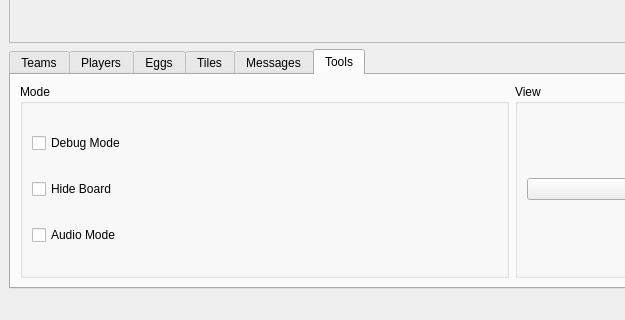
Qt form clientqt/src/UI/MainWindow.ui (Armaldio/zappy) before a commit; both pictures show x 0 to 625 and y 448 to 768 of the 1024 by 768 pixel window.
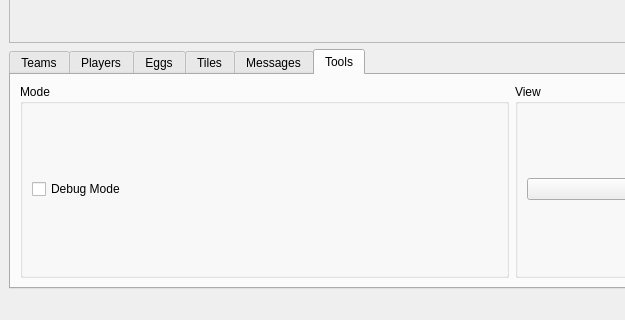
The same form after that commit. The open tabs and pages were chosen to show the change.

```diff
--- a/clientqt/src/UI/MainWindow.ui
+++ b/clientqt/src/UI/MainWindow.ui
@@ -315,20 +315,6 @@
                </property>
               </widget>
              </item>
-             <item>
-              <widget class="QCheckBox" name="hideBoardcheckBox">
-               <property name="text">
-                <string>Hide Board</string>
-               </property>
-              </widget>
-             </item>
-             <item>
-              <widget class="QCheckBox" name="audiocheckBox">
-               <property name="text">
-                <string>Audio Mode</string>
-               </property>
-              </widget>
-             </item>
             </layout>
            </widget>
           </item>
```
Left out of the diff: 3 changed lines with no effect on the pictures.
